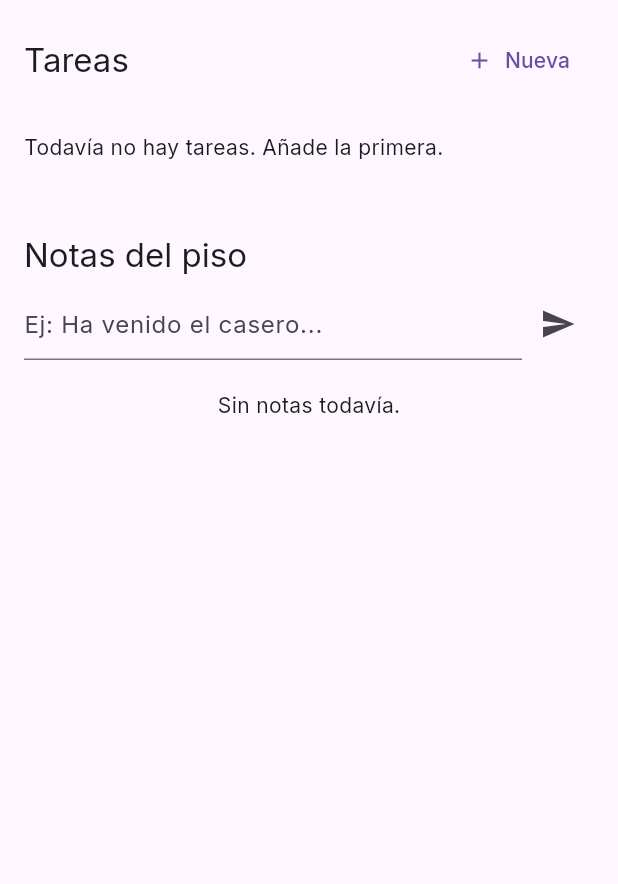
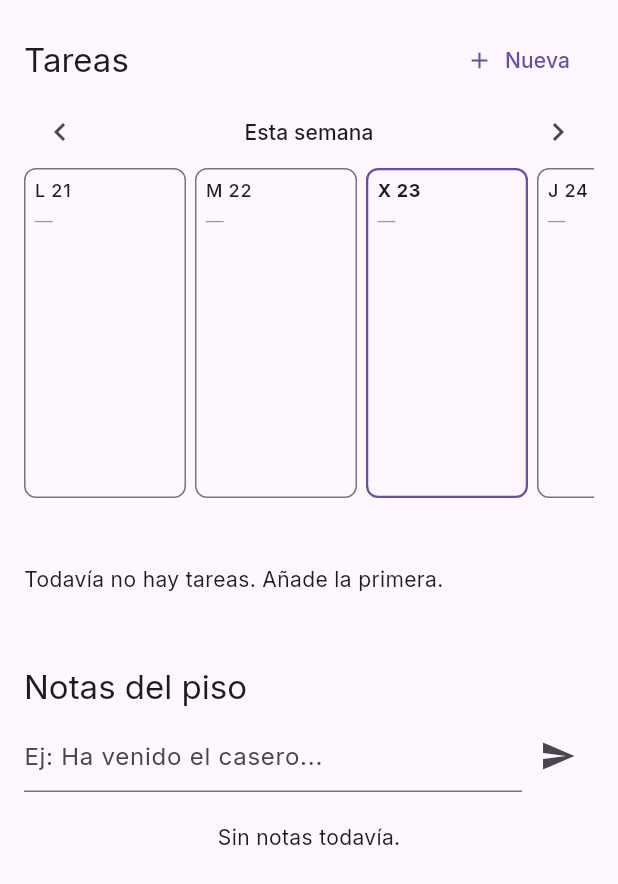
Before and after one commit to luisgc020300-beep/Convive, a Flutter app: the TasksTab widget shown alone on an empty page, opened directly with empty values, on a phone screen of 412 x 824 dp. Shown: the top 884 px of the screen. Run offline on Flutter 3.47's test engine with Material 3 defaults, Android fonts, the phone set to English and light mode, and no system bars; our stand-ins replace cloud_firestore, cloud_functions, connectivity_plus, firebase_auth, firebase_core, firebase_crashlytics and 3 more; accounts and stored records are empty.

Commit message:
feat: calendario semanal en Tareas + fix de estados de carga
Añade WeeklyCalendar (lib/screens/weekly_calendar.dart): tira de 7 días
(lunes-domingo) dentro de la pestaña Tareas, navegable por semanas. Por
día muestra lo realmente completado (a partir de `completions`, el mismo
dato objetivo que ya usa el mediador) y, solo para hoy, lo que queda
pendiente. No se proyectan asignaciones futuras porque la rotación solo
avanza de verdad al completarse o por el cron -- mostrarlo sería inventar
un dato.

De paso, arreglado un bug real de estado de carga: Tareas y Conflictos
mostraban el mensaje de "vacío" durante el instante entre montar el
StreamBuilder y llegar el primer snapshot, no solo cuando de verdad no
había datos. Ahora distinguen `!snapshot.hasData` con un spinner, igual
que ya hacían household_home_screen y household_gate_screen.

Co-Authored-By: Claude Sonnet 5 <noreply@anthropic.com>

```diff
--- a/lib/screens/conflicts_tab.dart
+++ b/lib/screens/conflicts_tab.dart
@@ -20,6 +20,9 @@ class ConflictsTab extends StatelessWidget {
       body: StreamBuilder<List<Conflict>>(
         stream: ConflictService.streamConflicts(household.id),
         builder: (context, snapshot) {
+          if (!snapshot.hasData) {
+            return const Center(child: CircularProgressIndicator());
+          }
           final conflicts = snapshot.data ?? [];
           if (conflicts.isEmpty) {
             return const Center(child: Text('Sin conflictos abiertos. Bien por vosotros.'));
--- a/lib/screens/tasks_tab.dart
+++ b/lib/screens/tasks_tab.dart
@@ -7,6 +7,7 @@ import '../models/note.dart';
 import '../models/task.dart';
 import '../services/note_service.dart';
 import '../services/task_service.dart';
+import 'weekly_calendar.dart';
 
 class TasksTab extends StatelessWidget {
   const TasksTab({required this.household, super.key});
@@ -21,6 +22,9 @@ class TasksTab extends StatelessWidget {
           child: StreamBuilder<List<ConviveTask>>(
             stream: TaskService.streamTasks(household.id),
             builder: (context, snapshot) {
+              if (!snapshot.hasData) {
+                return const Center(child: CircularProgressIndicator());
+              }
               final tasks = snapshot.data ?? [];
               return ListView(
                 padding: const EdgeInsets.all(16),
@@ -36,6 +40,8 @@ class TasksTab extends StatelessWidget {
                       ),
                     ],
                   ),
+                  WeeklyCalendar(household: household, tasks: tasks),
+                  const SizedBox(height: 20),
                   if (tasks.isEmpty)
                     const Padding(
                       padding: EdgeInsets.symmetric(vertical: 24),
--- /dev/null
+++ b/lib/screens/weekly_calendar.dart
@@ -0,0 +1,204 @@
+// lib/screens/weekly_calendar.dart
+//
+// Vista semanal de tareas: una columna por día (lunes a domingo) con lo
+// realmente completado (a partir de `completions`, el mismo dato objetivo
+// que usa el mediador) y, para hoy, lo que queda pendiente. No se proyectan
+// asignaciones futuras: la rotación solo se conoce con certeza cuando el
+// cron o una compleción la hacen avanzar, así que mostrar "quién le tocará
+// el jueves" sería inventar un dato.
+import 'package:flutter/material.dart';
+
+import '../models/household.dart';
+import '../models/task.dart';
+import '../services/task_service.dart';
+
+const _diasSemana = ['L', 'M', 'X', 'J', 'V', 'S', 'D'];
+const _meses = [
+  'ene', 'feb', 'mar', 'abr', 'may', 'jun',
+  'jul', 'ago', 'sep', 'oct', 'nov', 'dic',
+];
+const _memberColors = [
+  Color(0xFF4C6EF5), Color(0xFFE8590C), Color(0xFF2F9E44),
+  Color(0xFFAE3EC9), Color(0xFFE03131), Color(0xFF0C8599),
+];
+
+Color _colorForMember(Household household, String? uid) {
+  if (uid == null) return Colors.grey;
+  final i = household.members.indexOf(uid);
+  if (i < 0) return Colors.grey;
+  return _memberColors[i % _memberColors.length];
+}
+
+bool _sameDay(DateTime a, DateTime b) =>
+    a.year == b.year && a.month == b.month && a.day == b.day;
+
+class WeeklyCalendar extends StatefulWidget {
+  const WeeklyCalendar({required this.household, required this.tasks, super.key});
+
+  final Household household;
+  final List<ConviveTask> tasks;
+
+  @override
+  State<WeeklyCalendar> createState() => _WeeklyCalendarState();
+}
+
+class _WeeklyCalendarState extends State<WeeklyCalendar> {
+  int _weekOffset = 0;
+
+  @override
+  Widget build(BuildContext context) {
+    final now = DateTime.now();
+    final today = DateTime(now.year, now.month, now.day);
+    final monday = today.subtract(Duration(days: today.weekday - 1));
+    final weekStart = monday.add(Duration(days: 7 * _weekOffset));
+    final days = List.generate(7, (i) => weekStart.add(Duration(days: i)));
+
+    return Column(
+      crossAxisAlignment: CrossAxisAlignment.stretch,
+      children: [
+        Row(
+          mainAxisAlignment: MainAxisAlignment.spaceBetween,
+          children: [
+            IconButton(
+              icon: const Icon(Icons.chevron_left),
+              onPressed: () => setState(() => _weekOffset--),
+            ),
+            Text(
+              _weekOffset == 0
+                  ? 'Esta semana'
+                  : 'Semana del ${days.first.day} ${_meses[days.first.month - 1]}',
+              style: Theme.of(context).textTheme.titleSmall,
+            ),
+            IconButton(
+              icon: const Icon(Icons.chevron_right),
+              onPressed: () => setState(() => _weekOffset++),
+            ),
+          ],
+        ),
+        SizedBox(
+          height: 220,
+          child: StreamBuilder<List<TaskCompletion>>(
+            stream: TaskService.streamHistory(widget.household.id, limit: 300),
+            builder: (context, snapshot) {
+              final completions = snapshot.data ?? [];
+              return ListView.builder(
+                scrollDirection: Axis.horizontal,
+                itemCount: 7,
+                itemBuilder: (context, i) {
+                  final day = days[i];
+                  final esHoy = _sameDay(day, today);
+                  final delDia = completions
+                      .where((c) => c.completedAt != null && _sameDay(c.completedAt!, day))
+                      .toList();
+                  final pendientesHoy = esHoy
+                      ? widget.tasks.where((t) {
+                          final start = t.currentPeriodStart;
+                          final end = t.currentPeriodEnd;
+                          if (start == null || end == null) return false;
+                          final cubreHoy = !start.isAfter(now) && end.isAfter(now);
+                          final yaHecha = delDia.any((c) => c.taskId == t.id);
+                          return cubreHoy && !yaHecha;
+                        }).toList()
+                      : const <ConviveTask>[];
+
+                  return Container(
+                    width: 108,
+                    margin: const EdgeInsets.only(right: 6),
+                    padding: const EdgeInsets.all(6),
+                    decoration: BoxDecoration(
+                      border: Border.all(
+                        color: esHoy
+                            ? Theme.of(context).colorScheme.primary
+                            : Theme.of(context).dividerColor,
+                        width: esHoy ? 1.5 : 1,
+                      ),
+                      borderRadius: BorderRadius.circular(8),
+                    ),
+                    child: Column(
+                      crossAxisAlignment: CrossAxisAlignment.start,
+                      children: [
+                        Text(
+                          '${_diasSemana[i]} ${day.day}',
+                          style: Theme.of(context).textTheme.labelMedium?.copyWith(
+                                fontWeight: esHoy ? FontWeight.w700 : FontWeight.w500,
+                              ),
+                        ),
+                        const SizedBox(height: 4),
+                        Expanded(
+                          child: SingleChildScrollView(
+                            child: Column(
+                              crossAxisAlignment: CrossAxisAlignment.start,
+                              children: [
+                                ...delDia.map((c) => _Chip(
+                                      texto: c.taskTitle,
+                                      color: _colorForMember(widget.household, c.completedBy),
+                                      icono: c.status == 'done'
+                                          ? Icons.check_circle
+                                          : Icons.cancel,
+                                    )),
+                                ...pendientesHoy.map((t) => _Chip(
+                                      texto: t.title,
+                                      color: _colorForMember(widget.household, t.currentAssigneeUid),
+                                      icono: Icons.schedule,
+                                      outline: true,
+                                    )),
+                                if (delDia.isEmpty && pendientesHoy.isEmpty)
+                                  Text(
+                                    '—',
+                                    style: Theme.of(context).textTheme.bodySmall?.copyWith(
+                                          color: Theme.of(context).disabledColor,
+                                        ),
+                                  ),
+                              ],
+                            ),
+                          ),
+                        ),
+                      ],
+                    ),
+                  );
+                },
+              );
+            },
+          ),
+        ),
+      ],
+    );
+  }
+}
+
+class _Chip extends StatelessWidget {
+  const _Chip({required this.texto, required this.color, required this.icono, this.outline = false});
+
+  final String texto;
+  final Color color;
+  final IconData icono;
+  final bool outline;
+
+  @override
+  Widget build(BuildContext context) {
+    return Container(
+      margin: const EdgeInsets.only(bottom: 3),
+      padding: const EdgeInsets.symmetric(horizontal: 4, vertical: 2),
+      decoration: BoxDecoration(
+        color: outline ? Colors.transparent : color.withValues(alpha: 0.15),
+        border: outline ? Border.all(color: color.withValues(alpha: 0.6)) : null,
+        borderRadius: BorderRadius.circular(4),
+      ),
+      child: Row(
+        mainAxisSize: MainAxisSize.min,
+        children: [
+          Icon(icono, size: 10, color: color),
+          const SizedBox(width: 3),
+          Flexible(
+            child: Text(
+              texto,
+              maxLines: 1,
+              overflow: TextOverflow.ellipsis,
+              style: Theme.of(context).textTheme.labelSmall?.copyWith(fontSize: 9.5),
+            ),
+          ),
+        ],
+      ),
+    );
+  }
+}
```
